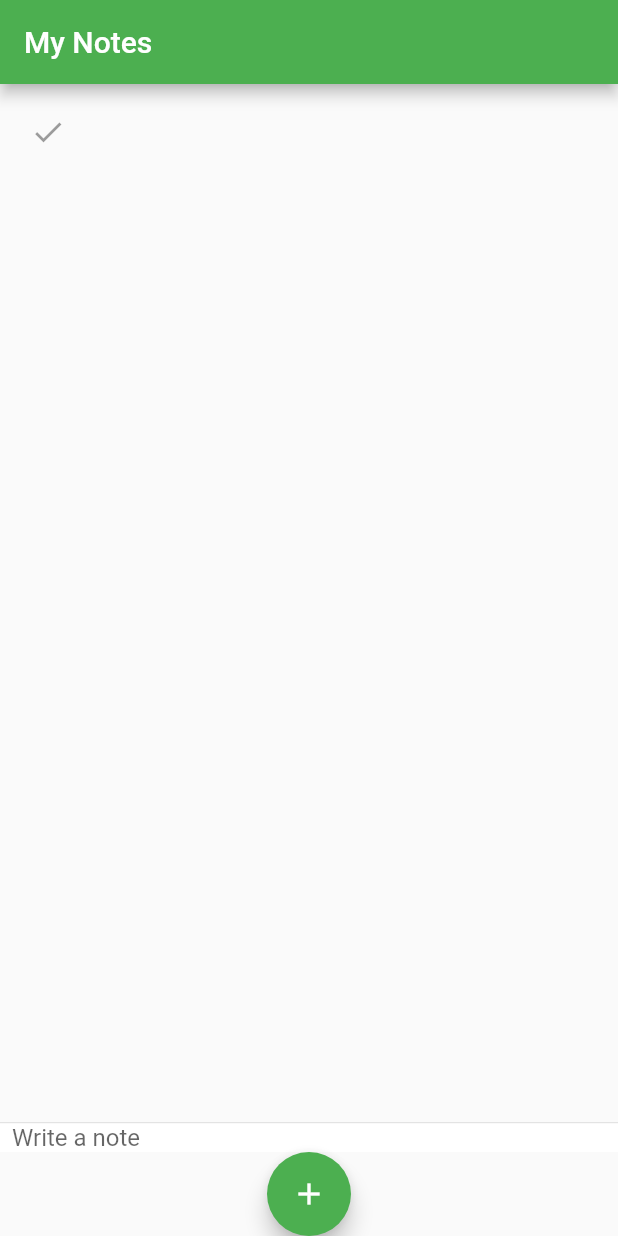
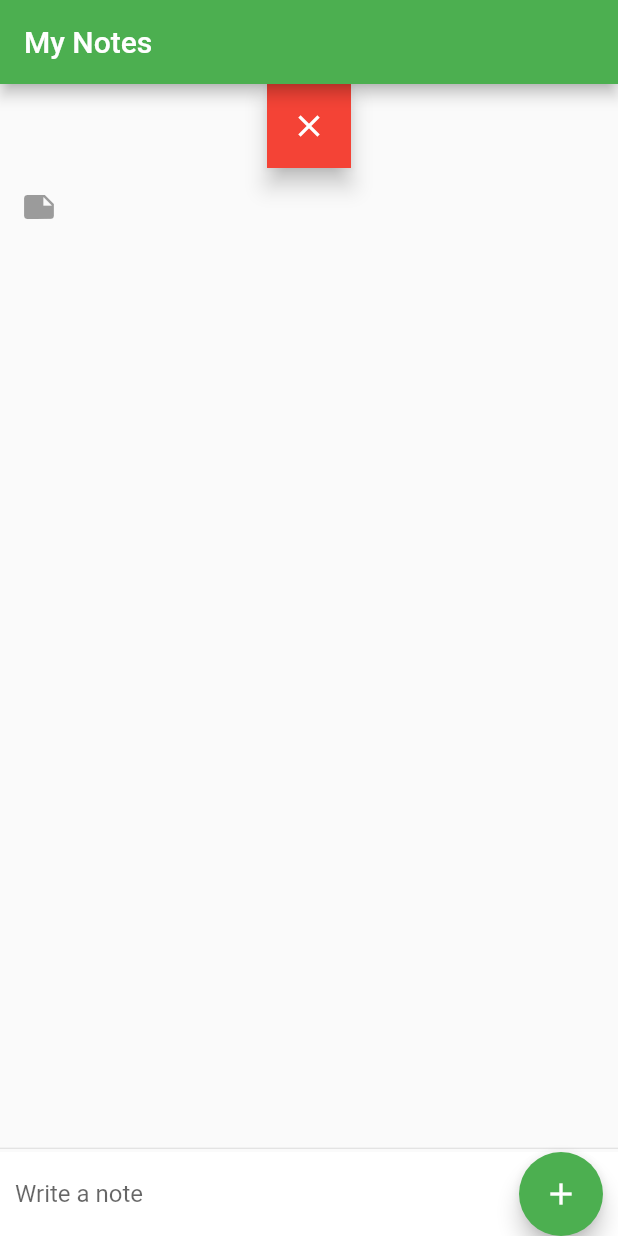
Before and after one commit to luketg8/Notes_App, a Flutter app: the screen it shows after launch, after a tap on the "add" icon, on a phone screen of 412 x 824 dp. Run offline on Flutter 3.47's test engine with Material 2 defaults, Android fonts, the phone set to English and light mode, and no system bars.

Commit message:
Create the full ui and add screenshots

```diff
--- a/lib/main.dart
+++ b/lib/main.dart
@@ -23,11 +23,10 @@ class Note extends StatelessWidget {
   @override
   Widget build(BuildContext context) {
     return new Container(
-      child: new Row(
-        children: <Widget>[
-            new IconButton(icon: new Icon(Icons.done), onPressed: null),
-            new Text(noteText),
-        ]),
+      child: new Row(children: <Widget>[
+        new IconButton(icon: new Icon(Icons.note), onPressed: null),
+        new Text(noteText),
+      ]),
     );
   }
 }
@@ -47,11 +46,18 @@ class _MyHomePageState extends State<MyHomePage> {
 
   void _handleSubmitted(String text) {
     _textController.clear();
-    Note note = new Note(
-      noteText: text,
-    );
     setState(() {
-      _notes.insert(0, note);
+      _notes.insert(
+          0,
+          new Note(
+            noteText: text,
+          ));
+    });
+  }
+
+  void _clearAll() {
+    setState(() {
+      _notes.clear();
     });
   }
 
@@ -59,7 +65,7 @@ class _MyHomePageState extends State<MyHomePage> {
     return new IconTheme(
       data: new IconThemeData(color: Theme.of(context).accentColor),
       child: new Container(
-          margin: const EdgeInsets.symmetric(horizontal: 8.0),
+          margin: const EdgeInsets.symmetric(horizontal: 10.0),
           child: new Row(children: <Widget>[
             new Flexible(
               child: new TextField(
@@ -67,7 +73,13 @@ class _MyHomePageState extends State<MyHomePage> {
                 decoration:
                     new InputDecoration.collapsed(hintText: "Write a note"),
               ),
-            )])),
+            ),
+            new FloatingActionButton(
+                onPressed: () => _handleSubmitted(_textController.text),
+                tooltip: 'Create New Note',
+                child: new Icon(Icons.add)
+                )
+          ])),
     );
   }
 
@@ -80,22 +92,23 @@ class _MyHomePageState extends State<MyHomePage> {
         ),
         body: new Container(
             child: new Column(
-            children: <Widget>[
+          children: <Widget>[
+            new FloatingActionButton(
+                onPressed: _notes.isEmpty ? null : () => _clearAll(),
+                shape: RoundedRectangleBorder(),
+                backgroundColor: Colors.red,
+                tooltip: 'Clear Notes',
+                child: new Icon(Icons.clear)),
             new Flexible(
               child: new ListView.builder(
-              padding: new EdgeInsets.all(8.0),
+              padding: new EdgeInsets.all(2.0),
               itemBuilder: (_, int index) => _notes[index],
               itemCount: _notes.length,
             )),
-            new Divider(height: 1.0),
+            new Divider(height: 5.0),
             new Container(
               decoration: new BoxDecoration(color: Theme.of(context).cardColor),
               child: _addNote(),
-            ),
-            new FloatingActionButton(
-              onPressed: () => _handleSubmitted(_textController.text),
-              tooltip: 'Create New Note',
-              child: new Icon(Icons.add)
             ),
           ],
         )));
```
Also changed, not shown: assets/clear.jpg (added), assets/new_note.jpg (added), assets/notes.jpg (added), 14 other files.
